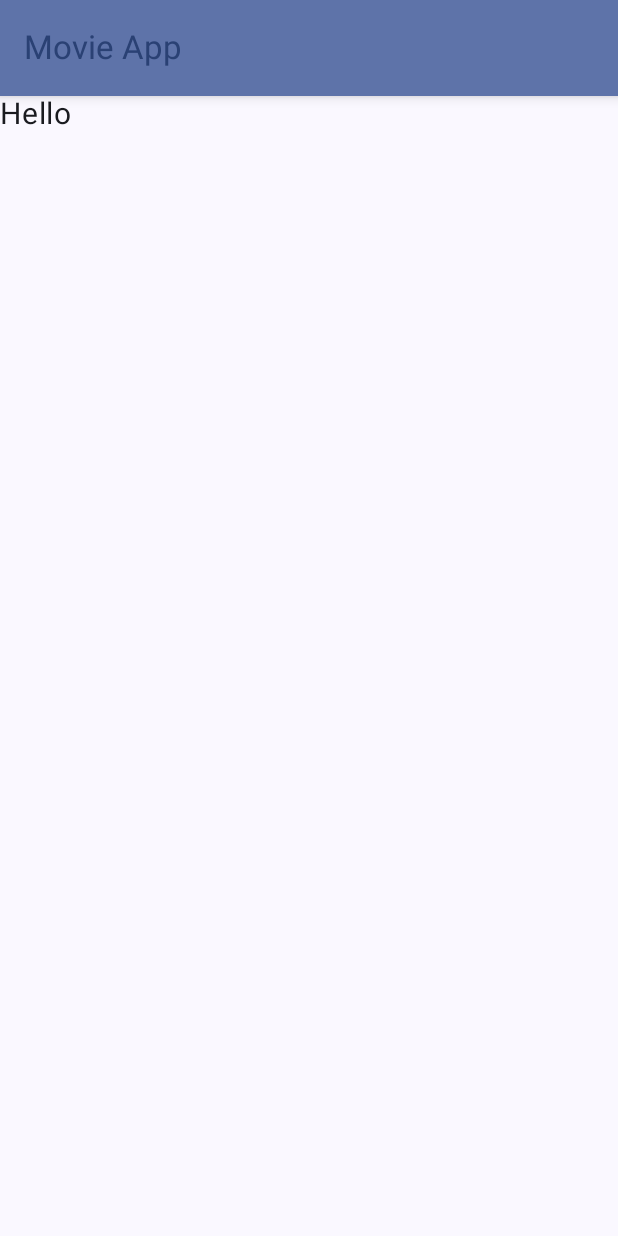
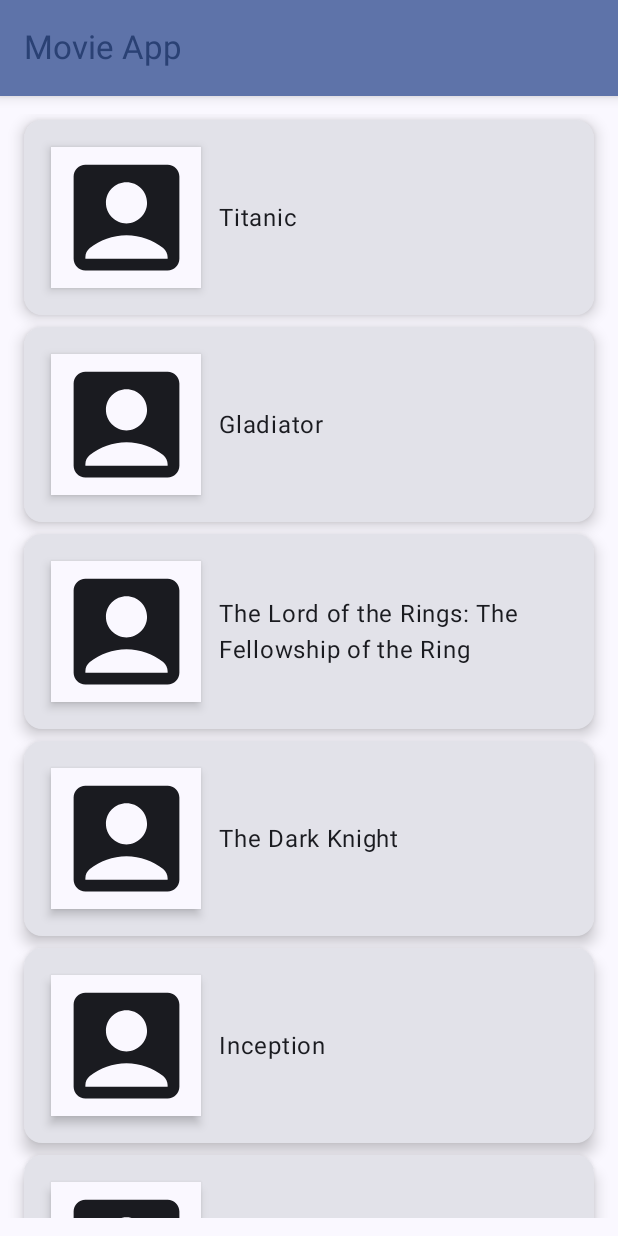
Before and after one commit to siamsaleh/JetpackCounter, an Android app built with Jetpack Compose: the screen it shows after launch (MainActivity), on a phone screen of 412 x 824 dp. Run offline under Robolectric (Android 15) with nearby library versions, the phone set to English and light mode, and no system bars.

Commit message:
Movie clickable

```diff
--- a/app/src/main/java/com/schooling/jetpackudemy/MainActivity.kt
+++ b/app/src/main/java/com/schooling/jetpackudemy/MainActivity.kt
@@ -3,12 +3,28 @@ package com.schooling.jetpackudemy
 import android.annotation.SuppressLint
 import android.os.Bundle
 import android.provider.CalendarContract.Colors
+import android.util.Log
 import androidx.activity.ComponentActivity
 import androidx.activity.compose.setContent
+import androidx.compose.foundation.clickable
 import androidx.compose.foundation.layout.Arrangement
 import androidx.compose.foundation.layout.Column
+import androidx.compose.foundation.layout.Row
+import androidx.compose.foundation.layout.fillMaxWidth
+import androidx.compose.foundation.layout.height
 import androidx.compose.foundation.layout.padding
+import androidx.compose.foundation.layout.size
+import androidx.compose.foundation.lazy.LazyColumn
+import androidx.compose.foundation.lazy.items
+import androidx.compose.foundation.shape.CornerSize
+import androidx.compose.foundation.shape.RoundedCornerShape
+import androidx.compose.material.icons.Icons
+import androidx.compose.material.icons.filled.AccountBox
+import androidx.compose.material3.Card
+import androidx.compose.material3.CardDefaults
+import androidx.compose.material3.CardElevation
 import androidx.compose.material3.ExperimentalMaterial3Api
+import androidx.compose.material3.Icon
 import androidx.compose.material3.MaterialTheme
 import androidx.compose.material3.Scaffold
 import androidx.compose.material3.Surface
@@ -16,9 +32,11 @@ import androidx.compose.material3.Text
 import androidx.compose.material3.TopAppBar
 import androidx.compose.material3.TopAppBarDefaults.topAppBarColors
 import androidx.compose.runtime.Composable
+import androidx.compose.ui.Alignment
 import androidx.compose.ui.Modifier
 import androidx.compose.ui.draw.shadow
 import androidx.compose.ui.graphics.Color
+import androidx.compose.ui.graphics.RectangleShape
 import androidx.compose.ui.tooling.preview.Preview
 import androidx.compose.ui.unit.dp
 import androidx.compose.ui.unit.sp
@@ -44,12 +62,9 @@ fun MyApp(content: @Composable () -> Unit) {
         Scaffold(
             topBar = {
                 TopAppBar(
-                    modifier = Modifier
-                        .shadow(
-                            elevation = 5.dp
-                        ),
-                    title = { Text(text = "Movie App") },
-                    colors = topAppBarColors(
+                    modifier = Modifier.shadow(
+                        elevation = 5.dp
+                    ), title = { Text(text = "Movie App") }, colors = topAppBarColors(
                         containerColor = MaterialTheme.colorScheme.primaryContainer,
                         titleContentColor = MaterialTheme.colorScheme.primary
                     )
@@ -57,8 +72,7 @@ fun MyApp(content: @Composable () -> Unit) {
             },
         ) { innerPadding ->
             Column(
-                modifier = Modifier
-                    .padding(innerPadding),
+                modifier = Modifier.padding(innerPadding),
                 verticalArrangement = Arrangement.spacedBy(16.dp),
             ) {
                 content()
@@ -68,9 +82,150 @@ fun MyApp(content: @Composable () -> Unit) {
 }
 
 @Composable
-fun MainContent() {
-    Surface(color = MaterialTheme.colorScheme.background) {
-        Text(text = "Hello", fontSize = 20.sp)
+fun MainContent(
+    movieList: List<String> = listOf(
+        "Titanic",
+        "Gladiator",
+        "The Lord of the Rings: The Fellowship of the Ring",
+        "The Dark Knight",
+        "Inception",
+        "The Matrix",
+        "Forrest Gump",
+        "Jurassic Park",
+        "The Lion King",
+        "Star Wars: Episode IV - A New Hope",
+        "Jaws",
+        "E.T. the Extra-Terrestrial",
+        "The Shawshank Redemption",
+        "The Godfather",
+        "Pulp Fiction",
+        "The Silence of the Lambs",
+        "Schindler's List",
+        "Fight Club",
+        "Braveheart",
+        "The Green Mile",
+        "The Godfather: Part II",
+        "Goodfellas",
+        "Saving Private Ryan",
+        "The Departed",
+        "The Terminator",
+        "Die Hard",
+        "Raiders of the Lost Ark",
+        "Indiana Jones and the Last Crusade",
+        "The Sixth Sense",
+        "The Shining",
+        "A Clockwork Orange",
+        "Blade Runner",
+        "The Exorcist",
+        "Alien",
+        "The Princess Bride",
+        "Back to the Future",
+        "Toy Story",
+        "The Wizard of Oz",
+        "The Sound of Music",
+        "Grease",
+        "The Breakfast Club",
+        "Ferris Bueller's Day Off",
+        "Home Alone",
+        "The Goonies",
+        "Ghostbusters",
+        "Dirty Dancing",
+        "Pretty Woman",
+        "The Notebook",
+        "Titanic",
+        "The Great Gatsby",
+        "Avatar",
+        "300",
+        "Harry Potter and the Sorcerer's Stone",
+        "Harry Potter and the Chamber of Secrets",
+        "Harry Potter and the Prisoner of Azkaban",
+        "Harry Potter and the Goblet of Fire",
+        "Harry Potter and the Order of the Phoenix",
+        "Harry Potter and the Half-Blood Prince",
+        "Harry Potter and the Deathly Hallows: Part 1",
+        "Harry Potter and the Deathly Hallows: Part 2",
+        "Twilight",
+        "The Hunger Games",
+        "Divergent",
+        "Maze Runner",
+        "The Fault in Our Stars",
+        "The Perks of Being a Wallflower",
+        "Mean Girls",
+        "Clueless",
+        "Legally Blonde",
+        "Pitch Perfect",
+        "La La Land",
+        "The Greatest Showman",
+        "A Star is Born",
+        "Bohemian Rhapsody",
+        "Rocketman",
+        "Black Panther",
+        "Avengers: Infinity War",
+        "Guardians of the Galaxy",
+        "Deadpool",
+        "Spider-Man: Homecoming",
+        "Iron Man",
+        "Captain America: The First Avenger",
+        "Thor",
+        "Doctor Strange",
+        "Wonder Woman",
+        "Aquaman",
+        "The Dark Knight Rises",
+        "Batman Begins",
+        "Man of Steel",
+        "Superman Returns",
+        "X-Men",
+        "The Wolverine",
+        "Deadpool 2",
+        "The Avengers",
+        "Captain America: The Winter Soldier",
+        "Iron Man 3",
+        "Thor: Ragnarok",
+        "Guardians of the Galaxy Vol. 2",
+        "Spider-Man: Into the Spider-Verse",
+        "Black Widow"
+    )
+) {
+    Column(modifier = Modifier.padding(12.dp)) {
+        LazyColumn {
+            items(items = movieList) {
+                MovieRow(movie = it){movie ->
+                    Log.d("TAG", "MainContent: $movie")
+                }
+            }
+        }
+    }
+}
+
+@Composable
+fun MovieRow(movie: String, onItemClick: (String) -> Unit = {}) {
+    Card(
+        modifier = Modifier
+            .padding(4.dp)
+            .fillMaxWidth()
+            .height(130.dp)
+            .clickable {
+                       onItemClick(movie)
+            },
+        shape = RoundedCornerShape(corner = CornerSize(12.dp)),
+        elevation = CardDefaults.cardElevation(6.dp)
+    ) {
+        Row(
+            modifier = Modifier.padding(6.dp),
+            horizontalArrangement = Arrangement.Start,
+            verticalAlignment = Alignment.CenterVertically
+        ) {
+            Surface(
+                modifier = Modifier
+                    .padding(12.dp)
+                    .size(100.dp),
+                shape = RectangleShape,
+                shadowElevation = 4.dp
+            ) {
+                Icon(imageVector = Icons.Default.AccountBox, contentDescription = "Movie App")
+            }
+            Text(text = movie)
+        }
     }
 }
 
```
